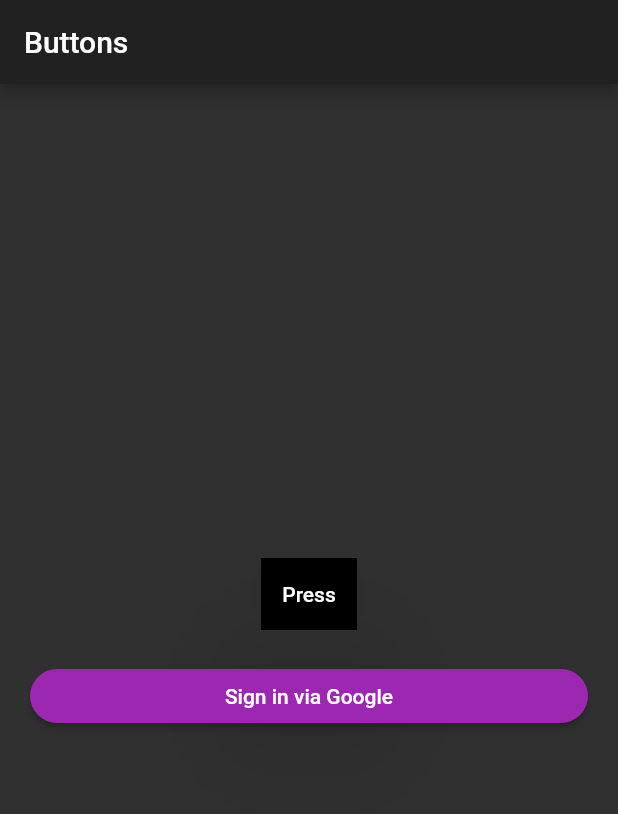
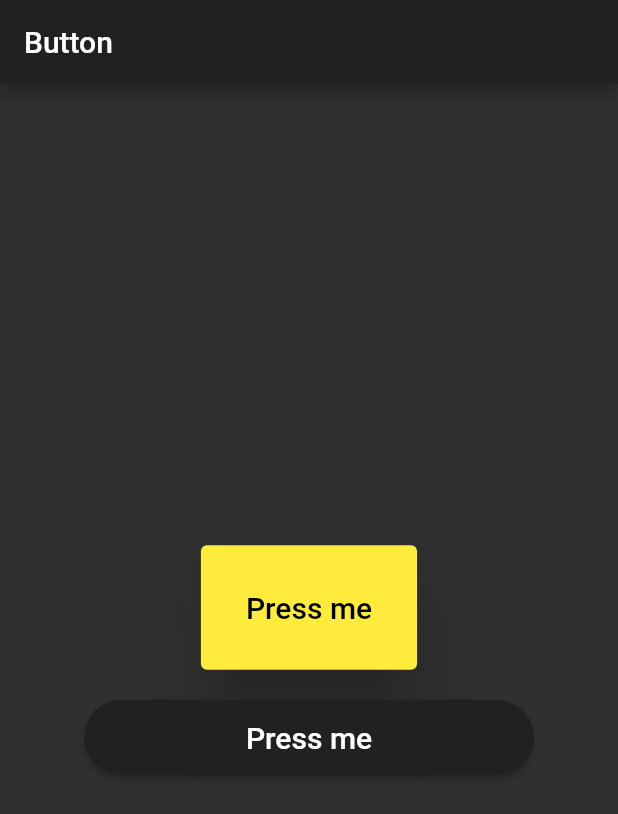
Before and after one commit to akmadan/flutter30days30widgets, a Flutter app: the screen it shows after launch, on a phone screen of 412 x 824 dp. Shown: the top 814 px of the screen. Run offline on Flutter 3.47's test engine with Material 2 defaults, Android fonts, the phone set to English and light mode, and no system bars; our stand-ins replace animated_text_kit, cached_network_image.

Commit message:
Update button.dart

```diff
--- a/lib/widgets/button.dart
+++ b/lib/widgets/button.dart
@@ -6,36 +6,40 @@ class ButtonWidget extends StatelessWidget {
   @override
   Widget build(BuildContext context) {
     return Scaffold(
-      appBar: AppBar(title: Text('Buttons')),
+      appBar: AppBar(
+        title: Text('Button'),
+      ),
       body: Center(
         child: Column(mainAxisAlignment: MainAxisAlignment.center, children: [
+          TextButton(
+            style: ButtonStyle(
+                padding: MaterialStateProperty.all(EdgeInsets.all(30)),
+                overlayColor: MaterialStateProperty.all(Colors.black),
+                elevation: MaterialStateProperty.all(20),
+                backgroundColor: MaterialStateProperty.all(Colors.yellow)),
+            child: Text(
+              'Press me',
+              style: TextStyle(fontSize: 20, color: Colors.black),
+            ),
+            onPressed: () {},
+          ),
+          SizedBox(height: 20),
           Container(
-            color: Colors.black,
-            child: TextButton(
-                style: ButtonStyle(
-                  backgroundColor: MaterialStateProperty.all(Colors.black),
-                  elevation: MaterialStateProperty.all(34),
-                  overlayColor: MaterialStateProperty.all(Colors.white),
-                ),
-                onPressed: () {},
-                child: Text(
-                  'Press',
-                  style: TextStyle(color: Colors.white),
-                )),
-          ),
-          Container(
-            padding: EdgeInsets.all(20),
-            width: double.infinity,
-            decoration: BoxDecoration(borderRadius: BorderRadius.circular(20)),
+            height: 50,
+            width: 300,
             child: ElevatedButton(
-              onPressed: () {},
-              child: Text('Sign in via Google'),
               style: ButtonStyle(
+                  backgroundColor:
+                      MaterialStateProperty.all(Theme.of(context).primaryColor),
                   shape: MaterialStateProperty.all(RoundedRectangleBorder(
-                      borderRadius: BorderRadius.circular(20)))),
-              // style: ButtonStyle(
-
-              //     backgroundColor: MaterialStateProperty.all(Colors.black)),
+                      borderRadius: BorderRadius.circular(40)))),
+              onPressed: () {
+                print('Like');
+              },
+              child: Text(
+                'Press me',
+                style: TextStyle(fontSize: 20, color: Colors.white),
+              ),
             ),
           )
         ]),
```
